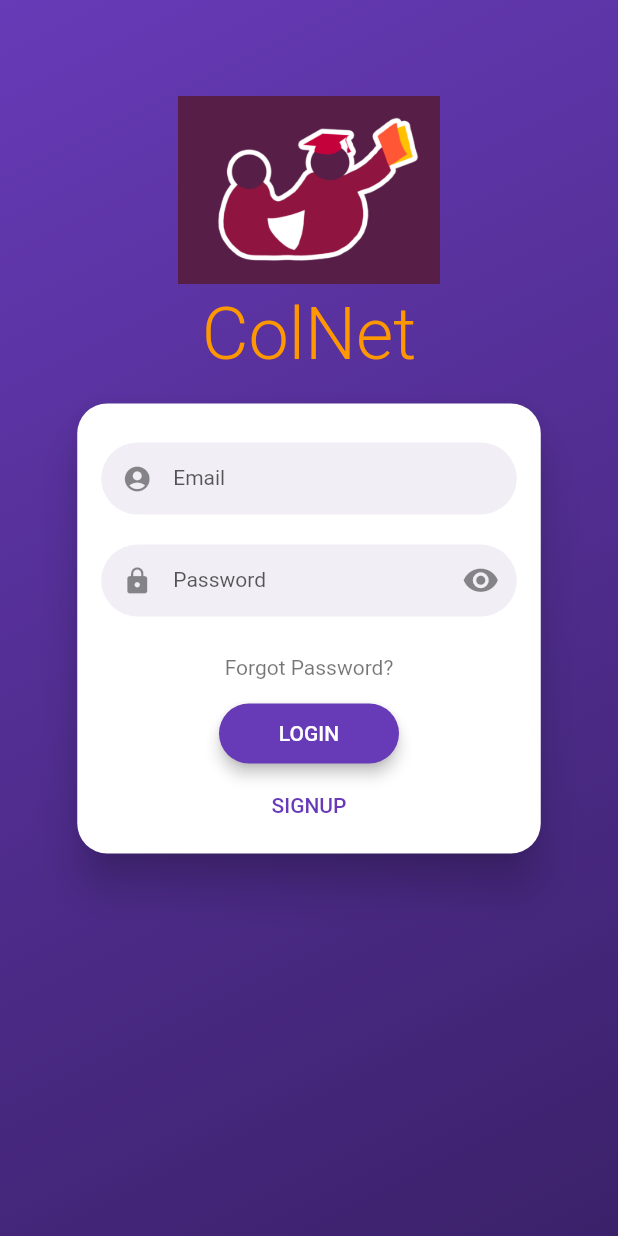
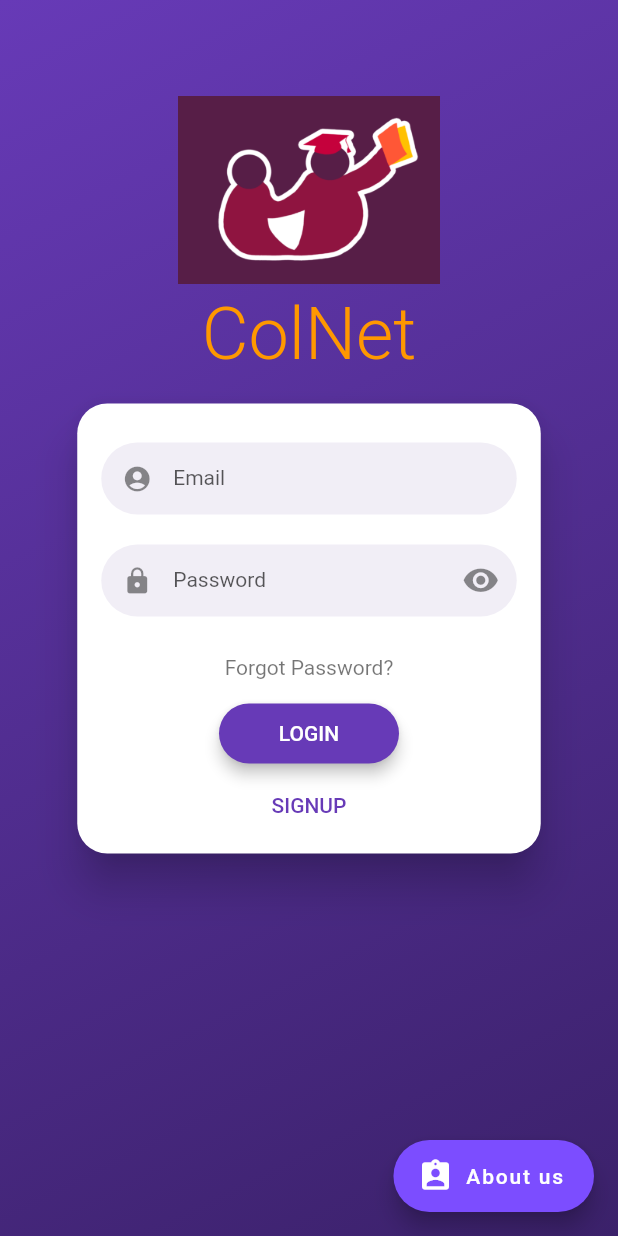
Before and after one commit to asqiriba/DivHacks2020, a Flutter app: the screen it shows after launch, on a phone screen of 412 x 824 dp. Run offline on Flutter 3.47's test engine with Material 2 defaults, Android fonts, the phone set to English and light mode, and no system bars; drawn by our look-alikes of flutter_login; our stand-ins replace animated_text_kit; Roboto replaces fonts that are missing (NotoSans, OpenSans).

Commit message:
intro screen hotfix

```diff
--- a/lib/ui/login_screen.dart
+++ b/lib/ui/login_screen.dart
@@ -35,32 +35,35 @@ class LoginScreen extends StatelessWidget {
     }
 
     return Scaffold(
-//      floatingActionButton: FloatingActionButton.extended(
-//        label: Text(
-//          'About us',
-//          style: TextStyle(
-//            color: Colors.white,
-//          ),
-//        ),
-//        icon: Icon(
-//          Icons.assignment_ind,
-//          color: Colors.white,
-//        ),
-//        backgroundColor: Colors.deepPurpleAccent,
-//        onPressed: () {
-//          showModalBottomSheet(
-//              context: context,
-//              isScrollControlled: true,
-//              builder: (context) => SingleChildScrollView(
-//                    child: Container(
-//                      padding: EdgeInsets.only(
-//                          bottom: MediaQuery.of(context).viewInsets.bottom),
-//                      child: SizedBox(),
-//                    ),
-//                  ));
-//        },
-//      ),
+      floatingActionButton: FloatingActionButton.extended(
+        heroTag: null,
+        label: Text(
+          'About us',
+          style: TextStyle(
+            color: Colors.white,
+          ),
+        ),
+        icon: Icon(
+          Icons.assignment_ind,
+          color: Colors.white,
+        ),
+        backgroundColor: Colors.deepPurpleAccent,
+        onPressed: () {
+          showModalBottomSheet(
+              context: context,
+              isScrollControlled: true,
+              builder: (context) => SingleChildScrollView(
+                    child: Container(
+                      padding: EdgeInsets.only(
+                          bottom: MediaQuery.of(context).viewInsets.bottom),
+                      child: SizedBox(),
+                    ),
+                  ));
+        },
+      ),
       body: FlutterLogin(
+        logoTag: 'x',
+        titleTag: 'e',
         title: 'ColNet',
         logo: 'assets/images/logo.png',
         onLogin: _authUser, //Implement login function here.
--- a/lib/ui/main_screen.dart
+++ b/lib/ui/main_screen.dart
@@ -1,5 +1,5 @@
 import 'package:flutter/material.dart';
-import 'package:col_net/models/task_data.dart';
+import 'package:flutter_login/theme.dart';
 import 'package:col_net/widgets/tasks_add.dart';
 import 'package:col_net/widgets/tasks_list.dart';
 import 'package:animated_text_kit/animated_text_kit.dart';
@@ -34,6 +34,7 @@ class MainScreen extends StatelessWidget {
 
     return Scaffold(
       floatingActionButton: FloatingActionButton.extended(
+        heroTag: LoginThemeHelper.loginTextStyle,
         label: Text(
           'Add',
           style: TextStyle(
--- a/lib/widgets/tasks_add.dart
+++ b/lib/widgets/tasks_add.dart
@@ -6,7 +6,8 @@ class AddTaskScreen extends StatelessWidget {
   String newTitle;
   CircleAvatar newProfile = CircleAvatar(
     backgroundImage: NetworkImage(
-        'https://www.startpage.com/av/proxy-image?piurl=https%3A%2F%2Fnypost.com%2Fwp-content%2Fuploads%2Fsites%2F2%2F2019%2F08%2Fparkland-shooting-survivor-now-freshman-at-columbia.jpg%3Fquality%3D80%26strip%3Dall&sp=1603565648T85ee78df72dbc1520f66b0792f93889a4e1bb3b3c4fdb5a590cab27ff8fbd242'),
+      'https://www.startpage.com/av/proxy-image?piurl=https%3A%2F%2Fnypost.com%2Fwp-content%2Fuploads%2Fsites%2F2%2F2019%2F08%2Fparkland-shooting-survivor-now-freshman-at-columbia.jpg%3Fquality%3D80%26strip%3Dall&sp=1603565648T85ee78df72dbc1520f66b0792f93889a4e1bb3b3c4fdb5a590cab27ff8fbd242',
+    ),
     radius: 20,
   );
 
```
